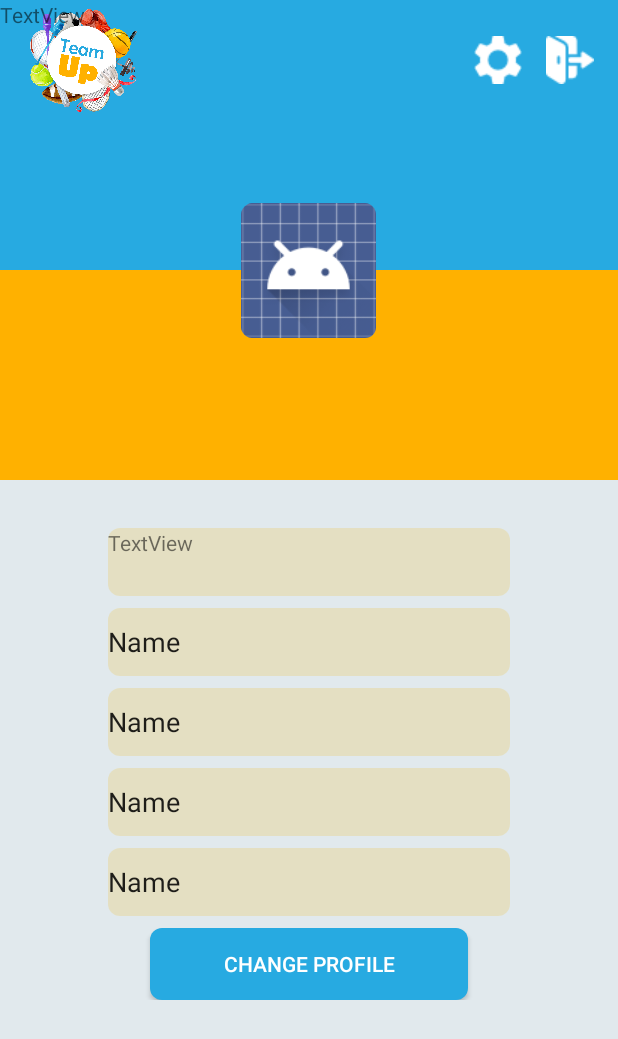
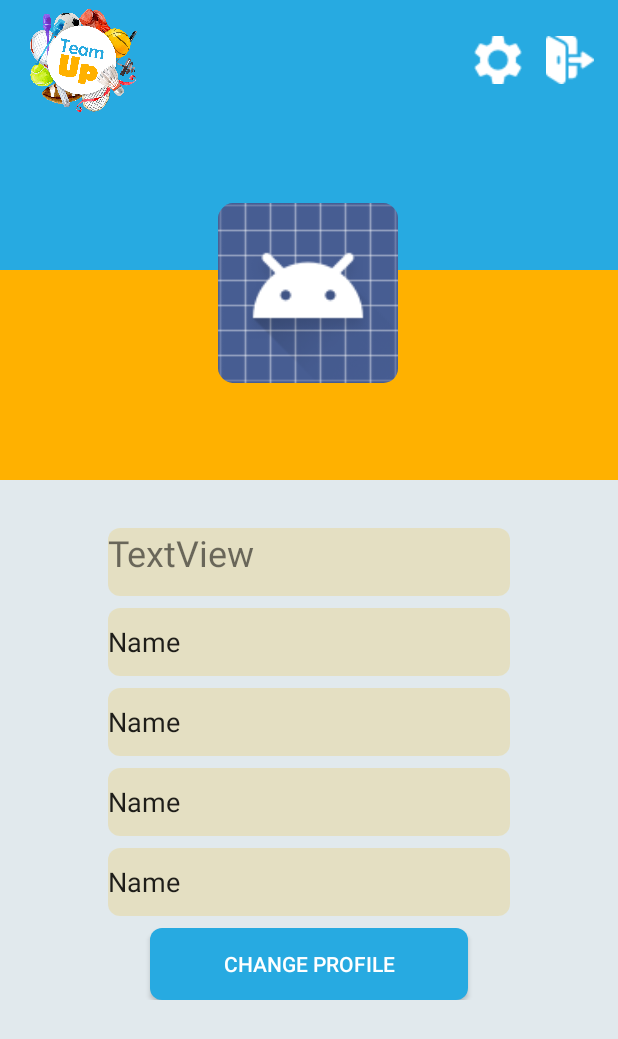
Before and after one commit to echipaTeamUp/TeamUP, an Android app: the screen it shows after launch once a user with an empty profile is signed in (ProfileActivity), after a tap on an icon or button, on a phone screen of 412 x 824 dp. Shown: the top 1039 px of the screen. Run offline under Robolectric (Android 15) with nearby library versions, the phone set to English and light mode, and no system bars; our stand-ins replace Firebase (no records; nobody signed in at launch, a user with empty details on screens opened directly); 3 statements that could not run were skipped.

Commit message:
updatat profile

```diff
--- a/app/src/main/java/com/orez/teamup/teamup/MenuActivity.java
+++ b/app/src/main/java/com/orez/teamup/teamup/MenuActivity.java
@@ -52,6 +52,7 @@ public class MenuActivity extends Activity {
             public void onClick(View v) {
                 Intent i = new Intent(MenuActivity.this, ProfileActivity.class);
                 i.putExtra("User", user);
+                i.putExtra("Req_code",1);
                 startActivity(i);
             }
         });
--- a/app/src/main/java/com/orez/teamup/teamup/ProfileActivity.java
+++ b/app/src/main/java/com/orez/teamup/teamup/ProfileActivity.java
@@ -14,6 +14,11 @@ import com.bumptech.glide.Glide;
 import com.google.android.gms.tasks.OnFailureListener;
 import com.google.android.gms.tasks.OnSuccessListener;
 import com.google.firebase.auth.FirebaseAuth;
+import com.google.firebase.database.DataSnapshot;
+import com.google.firebase.database.DatabaseError;
+import com.google.firebase.database.DatabaseReference;
+import com.google.firebase.database.FirebaseDatabase;
+import com.google.firebase.database.ValueEventListener;
 import com.google.firebase.storage.FirebaseStorage;
 import com.google.firebase.storage.StorageReference;
 
@@ -33,10 +38,20 @@ public class ProfileActivity extends Activity {
         setContentView(R.layout.activity_profile);
 
         mprofileImage = (ImageView) findViewById(R.id.profile_image);
-        user = (User) getIntent().getSerializableExtra("User");
+        int req_code=getIntent().getExtras().getInt("Req_code");
+        //Daca vine din menu,ia userul curent
+        if(req_code==1) {
+            user = (User) getIntent().getSerializableExtra("User");
+            uid = FirebaseAuth.getInstance().getCurrentUser().getUid();
+
+        }
+        //Daca vine din lobby, ia userul pe care ai apasat
+        else if (req_code==2){
+            getUserFromDb();
+            //nu mai poti schimba imaginea de profil
+            mprofileImage.setEnabled(false);}
         user_nameTv = (TextView) findViewById(R.id.profile_name);
         ref = FirebaseStorage.getInstance().getReference();
-        uid = FirebaseAuth.getInstance().getCurrentUser().getUid();
         setimage();
         user_nameTv.setText(user.getFirst_name() + " " + user.getLast_name());
 
@@ -67,7 +82,7 @@ public class ProfileActivity extends Activity {
         ref.child(uid).getDownloadUrl().addOnSuccessListener(new OnSuccessListener<Uri>() {
             @Override
             public void onSuccess(Uri uri) {
-                //daca exista poza-
+                //daca exista poza
                 Glide.with(ProfileActivity.this)
                         .load(uri)
                         .into(mprofileImage);
@@ -80,4 +95,18 @@ public class ProfileActivity extends Activity {
             }
         });
     }
+    void getUserFromDb(){
+        uid=getIntent().getStringExtra("Uid");
+        DatabaseReference database = FirebaseDatabase.getInstance().getReference();
+        DatabaseReference myRef = database.child("id").child(uid);
+        myRef.addValueEventListener(new ValueEventListener() {
+            @Override
+            public void onDataChange(DataSnapshot dataSnapshot) {
+                user = dataSnapshot.getValue(User.class);
+            }
+            @Override
+            public void onCancelled(DatabaseError databaseError) {
+            }
+        });
+    }
 }
--- a/app/src/main/res/layout/activity_lobby.xml
+++ b/app/src/main/res/layout/activity_lobby.xml
@@ -36,11 +36,11 @@
     <ListView
         android:id="@+id/messageListView"
         android:layout_width="match_parent"
-        android:layout_height="0dp"
+        android:layout_height="547dp"
         android:layout_marginBottom="8dp"
         android:layout_marginEnd="8dp"
         android:layout_marginStart="8dp"
-        android:layout_marginTop="8dp"
+        android:layout_marginTop="32dp"
         app:layout_constraintBottom_toTopOf="@+id/sendMessageEt"
         app:layout_constraintEnd_toEndOf="parent"
         app:layout_constraintStart_toStartOf="parent"
--- a/app/src/main/res/layout/activity_profile.xml
+++ b/app/src/main/res/layout/activity_profile.xml
@@ -36,7 +36,7 @@
                 android:layout_marginTop="32dp"
                 android:background="@drawable/profiletextview"
                 android:text="TextView"
-                android:textSize="14sp"
+                android:textSize="24sp"
                 app:layout_constraintEnd_toEndOf="parent"
                 app:layout_constraintStart_toStartOf="parent"
                 app:layout_constraintTop_toBottomOf="@+id/constraintLayout4" />
@@ -111,8 +111,8 @@
 
             <ImageView
                 android:id="@+id/profile_image"
-                android:layout_width="90dp"
-                android:layout_height="90dp"
+                android:layout_width="120dp"
+                android:layout_height="120dp"
                 android:layout_marginEnd="8dp"
                 android:layout_marginStart="8dp"
                 android:layout_marginTop="135dp"
@@ -197,14 +197,6 @@
                 app:layout_constraintStart_toStartOf="parent"
                 app:layout_constraintTop_toBottomOf="@+id/editText4" />
 
-            <TextView
-                android:id="@+id/textView2"
-                android:layout_width="wrap_content"
-                android:layout_height="wrap_content"
-                android:text="TextView"
-                tools:layout_editor_absoluteX="26dp"
-                tools:layout_editor_absoluteY="672dp" />
-
         </android.support.constraint.ConstraintLayout>
     </ScrollView>
 
```
Also changed, not shown: app/src/main/res/drawable/teamupsmall.png.
